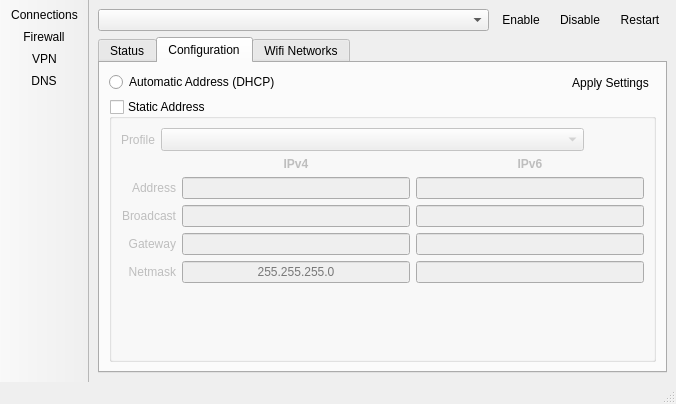
This is src-qt5/networkmgr/mainUI.ui in project-trident/trident-utilities as Qt 5 draws it before an edit. The edited form follows.
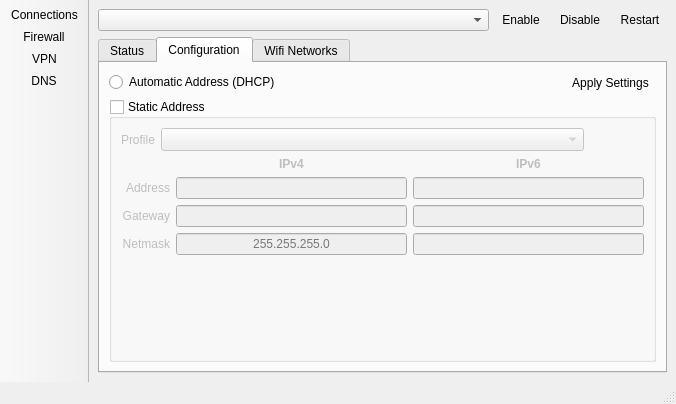
This is the edited form. The open tabs and pages were chosen to show the change. Icons and pictures are not drawn.

What changed in the file:
```diff
--- a/src-qt5/networkmgr/mainUI.ui
+++ b/src-qt5/networkmgr/mainUI.ui
@@ -290,33 +290,6 @@
               <layout class="QVBoxLayout" name="verticalLayout_3">
                <item>
                 <layout class="QGridLayout" name="gridLayout_2">
-                 <item row="5" column="0">
-                  <widget class="QLabel" name="label_2">
-                   <property name="text">
-                    <string>Gateway</string>
-                   </property>
-                   <property name="alignment">
-                    <set>Qt::AlignRight|Qt::AlignTrailing|Qt::AlignVCenter</set>
-                   </property>
-                  </widget>
-                 </item>
-                 <item row="4" column="1">
-                  <widget class="QLineEdit" name="line_static_v4_broadcast">
-                   <property name="alignment">
-                    <set>Qt::AlignCenter</set>
-                   </property>
-                  </widget>
-                 </item>
-                 <item row="6" column="1">
-                  <widget class="QLineEdit" name="line_static_v4_netmask">
-                   <property name="alignment">
-                    <set>Qt::AlignCenter</set>
-                   </property>
-                   <property name="placeholderText">
-                    <string>255.255.255.0</string>
-                   </property>
-                  </widget>
-                 </item>
                  <item row="1" column="1">
                   <widget class="QLabel" name="label_3">
                    <property name="font">
@@ -333,76 +306,6 @@
                    </property>
                   </widget>
                  </item>
-                 <item row="6" column="0">
-                  <widget class="QLabel" name="label_4">
-                   <property name="text">
-                    <string>Netmask</string>
-                   </property>
-                   <property name="alignment">
-                    <set>Qt::AlignRight|Qt::AlignTrailing|Qt::AlignVCenter</set>
-                   </property>
-                  </widget>
-                 </item>
-                 <item row="5" column="1">
-                  <widget class="QLineEdit" name="line_static_v4_gateway">
-                   <property name="text">
-                    <string/>
-                   </property>
-                   <property name="alignment">
-                    <set>Qt::AlignCenter</set>
-                   </property>
-                   <property name="placeholderText">
-                    <string/>
-                   </property>
-                   <property name="clearButtonEnabled">
-                    <bool>false</bool>
-                   </property>
-                  </widget>
-                 </item>
-                 <item row="3" column="1">
-                  <widget class="QLineEdit" name="line_static_v4_address">
-                   <property name="alignment">
-                    <set>Qt::AlignCenter</set>
-                   </property>
-                  </widget>
-                 </item>
-                 <item row="1" column="2">
-                  <widget class="QLabel" name="label">
-                   <property name="font">
-                    <font>
-                     <weight>75</weight>
-                     <bold>true</bold>
-                    </font>
-                   </property>
-                   <property name="text">
-                    <string>IPv6</string>
-                   </property>
-                   <property name="alignment">
-                    <set>Qt::AlignCenter</set>
-                   </property>
-                  </widget>
-                 </item>
-                 <item row="6" column="2">
-                  <widget class="QLineEdit" name="line_static_v6_netmask">
-                   <property name="alignment">
-                    <set>Qt::AlignCenter</set>
-                   </property>
-                  </widget>
-                 </item>
-                 <item row="5" column="2">
-                  <widget class="QLineEdit" name="line_static_v6_gateway">
-                   <property name="alignment">
-                    <set>Qt::AlignCenter</set>
-                   </property>
-                  </widget>
-                 </item>
-                 <item row="4" column="2">
-                  <widget class="QLineEdit" name="line_static_v6_broadcast">
-                   <property name="alignment">
-                    <set>Qt::AlignCenter</set>
-                   </property>
-                  </widget>
-                 </item>
                  <item row="3" column="0">
                   <widget class="QLabel" name="label_9">
                    <property name="text">
@@ -413,8 +316,25 @@
                    </property>
                   </widget>
                  </item>
-                 <item row="3" column="2">
-                  <widget class="QLineEdit" name="line_static_v6_address">
+                 <item row="4" column="0">
+                  <widget class="QLabel" name="label_2">
+                   <property name="text">
+                    <string>Gateway</string>
+                   </property>
+                   <property name="alignment">
+                    <set>Qt::AlignRight|Qt::AlignTrailing|Qt::AlignVCenter</set>
+                   </property>
+                  </widget>
+                 </item>
+                 <item row="5" column="2">
+                  <widget class="QLineEdit" name="line_static_v6_netmask">
+                   <property name="alignment">
+                    <set>Qt::AlignCenter</set>
+                   </property>
+                  </widget>
+                 </item>
+                 <item row="4" column="2">
+                  <widget class="QLineEdit" name="line_static_v6_gateway">
                    <property name="alignment">
                     <set>Qt::AlignCenter</set>
                    </property>
@@ -481,16 +401,72 @@
                    </item>
                   </layout>
                  </item>
-                 <item row="4" column="0">
-                  <widget class="QLabel" name="label_10">
+                 <item row="5" column="0">
+                  <widget class="QLabel" name="label_4">
                    <property name="text">
-                    <string>Broadcast</string>
+                    <string>Netmask</string>
                    </property>
                    <property name="alignment">
                     <set>Qt::AlignRight|Qt::AlignTrailing|Qt::AlignVCenter</set>
                    </property>
                   </widget>
                  </item>
+                 <item row="4" column="1">
+                  <widget class="QLineEdit" name="line_static_v4_gateway">
+                   <property name="text">
+                    <string/>
+                   </property>
+                   <property name="alignment">
+                    <set>Qt::AlignCenter</set>
+                   </property>
+                   <property name="placeholderText">
+                    <string/>
+                   </property>
+                   <property name="clearButtonEnabled">
+                    <bool>false</bool>
+                   </property>
+                  </widget>
+                 </item>
+                 <item row="3" column="1">
+                  <widget class="QLineEdit" name="line_static_v4_address">
+                   <property name="alignment">
+                    <set>Qt::AlignCenter</set>
+                   </property>
+                  </widget>
+                 </item>
+                 <item row="3" column="2">
+                  <widget class="QLineEdit" name="line_static_v6_address">
+                   <property name="alignment">
+                    <set>Qt::AlignCenter</set>
+                   </property>
+                  </widget>
+                 </item>
+                 <item row="5" column="1">
+                  <widget class="QLineEdit" name="line_static_v4_netmask">
+                   <property name="alignment">
+                    <set>Qt::AlignCenter</set>
+                   </property>
+                   <property name="placeholderText">
+                    <string>255.255.255.0</string>
+                   </property>
+                  </widget>
+                 </item>
+                 <item row="1" column="2">
+                  <widget class="QLabel" name="label">
+                   <property name="font">
+                    <font>
+                     <weight>75</weight>
+                     <bold>true</bold>
+                    </font>
+                   </property>
+                   <property name="text">
+                    <string>IPv6</string>
+                   </property>
+                   <property name="alignment">
+                    <set>Qt::AlignCenter</set>
+                   </property>
+                  </widget>
+                 </item>
                 </layout>
                </item>
                <item>
```
Left out of the diff: 91 changed lines with no effect on the pictures.
